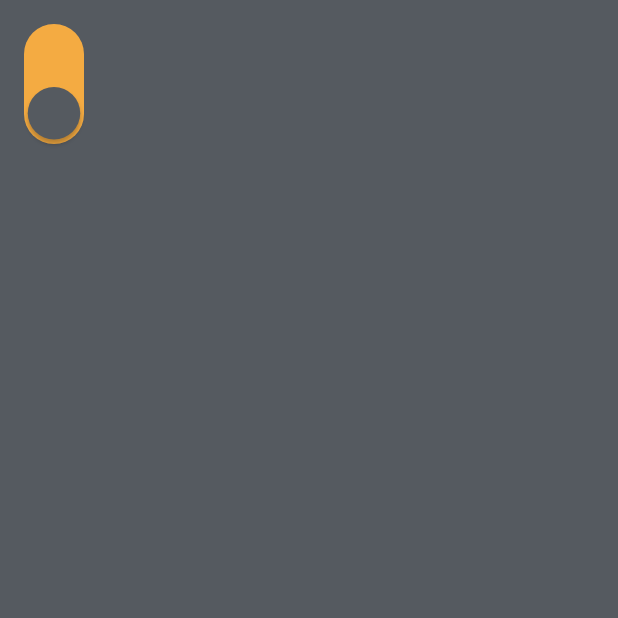
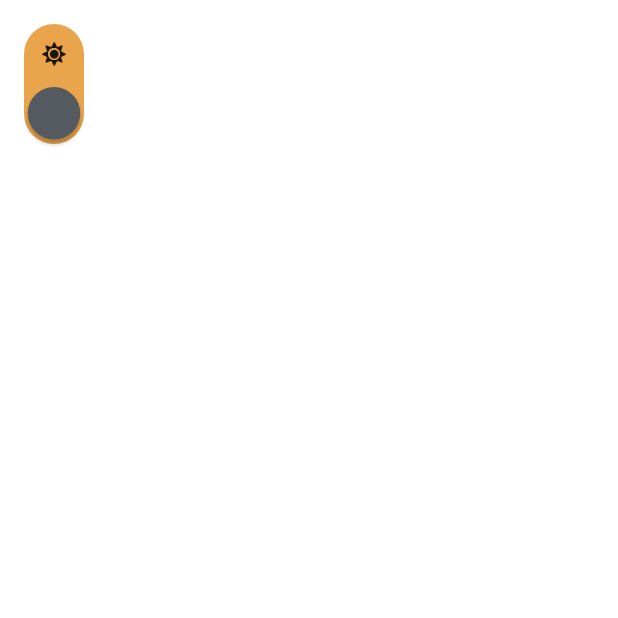
Before and after one commit to SefuZeph/calculator, a Flutter app: the screen it shows after launch, on a phone screen of 412 x 824 dp, the top half of it. Run offline on Flutter 3.47's test engine with Material 2 defaults, Android fonts, the phone set to English and light mode, and no system bars; our stand-ins replace font_awesome_flutter.

Commit message:
Add icon to represent dark mode and light mode themes

```diff
--- a/lib/styles.dart
+++ b/lib/styles.dart
@@ -3,5 +3,5 @@ import 'dart:ui';
 // colors
 const Color kLBlack = Color(0xfff555A60);
 const Color kBlack = Color(0xfff000000);
-const Color kYellow = Color(0xfffF4AB42);
+const Color kYellow = Color(0xfffEAA44C);
 const Color kWhite = Color(0xfffFFFFFF);
--- a/lib/widgets/main_screen_widget.dart
+++ b/lib/widgets/main_screen_widget.dart
@@ -1,6 +1,7 @@
 import 'package:calculator/dimensions.dart';
 import 'package:calculator/styles.dart';
 import 'package:flutter/material.dart';
+import 'package:font_awesome_flutter/font_awesome_flutter.dart';
 
 class MainScreenWidget extends StatefulWidget {
   MainScreenWidget({Key key}) : super(key: key);
@@ -24,7 +25,7 @@ class _MainScreenWidgetState extends State<MainScreenWidget> {
 
   Color getSwitchScaffoldBlackToWhite() {
     return Color.lerp(
-        kWhite, kLBlack, (_switchButtonPositionY - 19) / (58.0 - 19));
+        kLBlack, kWhite, (_switchButtonPositionY - 19) / (58.0 - 19));
   }
 
   @override
@@ -51,6 +52,20 @@ class _MainScreenWidgetState extends State<MainScreenWidget> {
                       decoration: BoxDecoration(
                           color: getSwitchBackgroundYellowToBlack(),
                           borderRadius: BorderRadius.circular(20)),
+                      child: Column(
+                        mainAxisAlignment: MainAxisAlignment.spaceAround,
+                        children: [
+                          Icon(
+                            FontAwesomeIcons.solidSun,
+                            size: 16,
+                          ),
+                          Icon(
+                            FontAwesomeIcons.solidMoon,
+                            size: 16,
+                            color: kYellow,
+                          )
+                        ],
+                      ),
                     ),
                   ),
                   Positioned(
```
Also changed, not shown: pubspec.yaml (+1 -6 lines), pubspec.lock.
